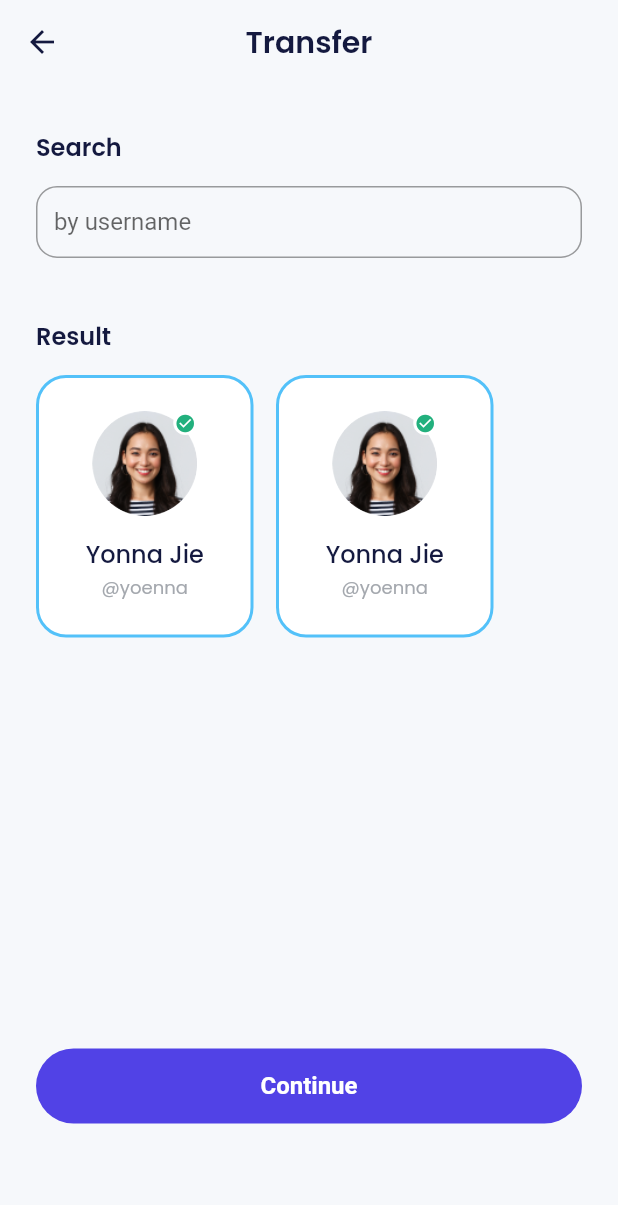
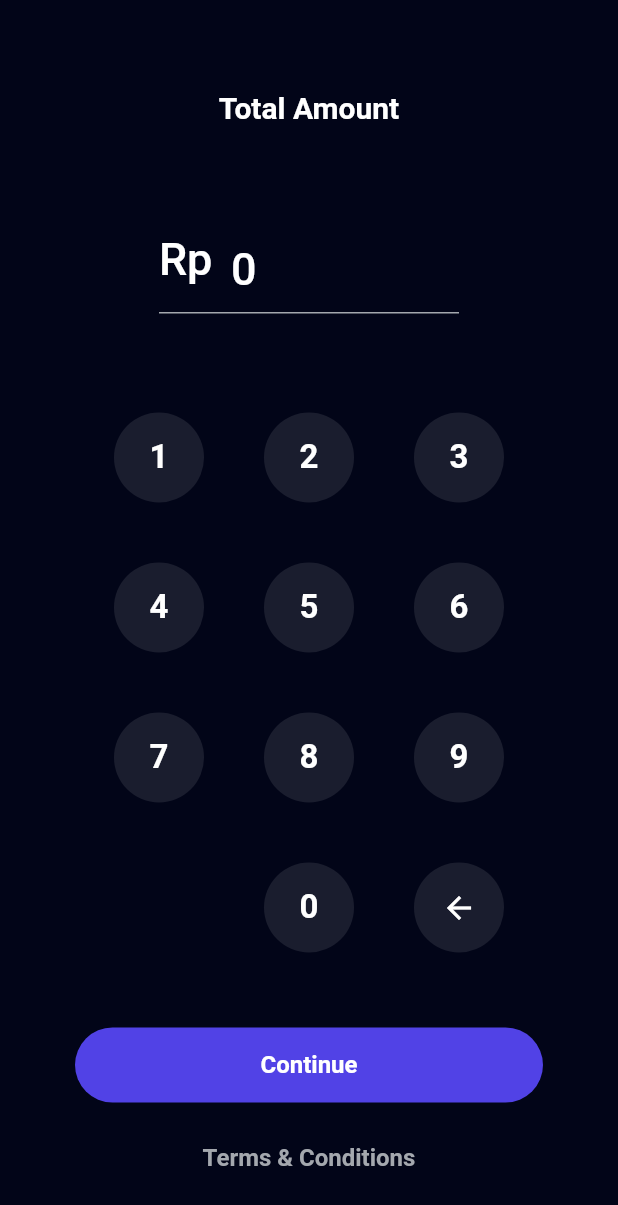
Before and after one commit to rizalfadiaalfikri/bank-sha, a Flutter app: the TransferPage screen opened by its route, after a tap on "Continue", on a phone screen of 412 x 824 dp. Shown: the top 1205 px of the screen. Run offline on Flutter 3.47's test engine with Material 2 defaults, Android fonts, the phone set to English and light mode, and no system bars; our stand-ins replace carousel_slider, google_fonts.

```diff
--- a/lib/main.dart
+++ b/lib/main.dart
@@ -15,7 +15,9 @@ import 'package:bank_sha/ui/pages/splash_page.dart';
 import 'package:bank_sha/ui/pages/topup_amount_page.dart';
 import 'package:bank_sha/ui/pages/topup_page.dart';
 import 'package:bank_sha/ui/pages/topup_success.dart';
+import 'package:bank_sha/ui/pages/transfer_amount_page.dart';
 import 'package:bank_sha/ui/pages/transfer_page.dart';
+import 'package:bank_sha/ui/pages/transfer_success.dart';
 import 'package:flutter/material.dart';
 
 void main(List<String> args) {
@@ -60,6 +62,8 @@ class MyApp extends StatelessWidget {
         '/topup-amount': (context) => TopUpAmountPage(),
         '/topup-success': (context) => TopUpSuccessPage(),
         '/transfer': (context) => TransferPage(),
+        '/transfer-amount': (context) => TransferAmountPage(),
+        '/transfer-success': (context) => TransferSuccessPage(),
       },
     );
   }
--- /dev/null
+++ b/lib/ui/pages/transfer_amount_page.dart
@@ -0,0 +1,268 @@
+import 'package:bank_sha/shared/theme.dart';
+import 'package:bank_sha/ui/widgets/buttons.dart';
+import 'package:flutter/material.dart';
+import 'package:intl/intl.dart';
+import 'package:url_launcher/url_launcher.dart';
+
+class TransferAmountPage extends StatefulWidget {
+  @override
+  State<TransferAmountPage> createState() => _TransferAmountPage();
+}
+
+class _TransferAmountPage extends State<TransferAmountPage> {
+  final TextEditingController amountController =
+      TextEditingController(text: '0');
+
+  @override
+  void initState() {
+    super.initState();
+    amountController.addListener(() {
+      final text =
+          amountController.text.replaceAll('.', ''); // Hapus tanda titik
+
+      try {
+        final parsedValue = int.parse(text);
+        amountController.value = amountController.value.copyWith(
+          text:
+              NumberFormat.currency(locale: 'id', decimalDigits: 0, symbol: '')
+                  .format(parsedValue),
+        );
+      } catch (e) {
+        print('Error parsing integer: $e');
+        // Tangani kesalahan, misalnya, berikan nilai default atau tampilkan pesan kesalahan
+      }
+    });
+  }
+
+  addAmount(String number) {
+    if (amountController.text == '0') {
+      amountController.text = '';
+    }
+    setState(() {
+      amountController.text = amountController.text + number;
+    });
+  }
+
+  deleteAmount() {
+    if (amountController.text.isNotEmpty) {
+      setState(() {
+        amountController.text = amountController.text
+            .substring(0, amountController.text.length - 1);
+        if (amountController.text == '') {
+          amountController.text = '0';
+        }
+      });
+    }
+  }
+
+  @override
+  Widget build(BuildContext context) {
+    return Scaffold(
+      backgroundColor: darkBackgroundColor,
+      body: ListView(
+        padding: const EdgeInsets.symmetric(
+          horizontal: 50,
+        ),
+        children: [
+          Column(
+            children: [
+              const SizedBox(
+                height: 60,
+              ),
+              Center(
+                child: Text(
+                  'Total Amount',
+                  style: TextStyle(
+                    color: Colors.white,
+                    fontSize: 20,
+                    fontWeight: semiBold,
+                  ),
+                ),
+              ),
+              const SizedBox(
+                height: 67,
+              ),
+              Align(
+                child: SizedBox(
+                  width: 200,
+                  child: TextFormField(
+                    enabled: false,
+                    controller: amountController,
+                    cursorColor: greyColor,
+                    style: TextStyle(
+                      fontSize: 30,
+                      fontWeight: medium,
+                      color: Colors.white,
+                    ),
+                    decoration: InputDecoration(
+                      prefixIcon: Text(
+                        'Rp',
+                        style: TextStyle(
+                          color: Colors.white,
+                          fontSize: 30,
+                          fontWeight: medium,
+                        ),
+                      ),
+                      disabledBorder: UnderlineInputBorder(
+                        borderSide: BorderSide(
+                          color: greyColor,
+                        ),
+                      ),
+                      focusedBorder: UnderlineInputBorder(
+                        borderSide: BorderSide(
+                          color: greyColor,
+                        ),
+                      ),
+                    ),
+                  ),
+                ),
+              ),
+              const SizedBox(
+                height: 66,
+              ),
+              Wrap(
+                spacing: 40,
+                runSpacing: 40,
+                children: [
+                  CustomInputButton(
+                    title: '1',
+                    onTap: () {
+                      addAmount('1');
+                    },
+                  ),
+                  CustomInputButton(
+                    title: '2',
+                    onTap: () {
+                      addAmount('2');
+                    },
+                  ),
+                  CustomInputButton(
+                    title: '3',
+                    onTap: () {
+                      addAmount('3');
+                    },
+                  ),
+                  CustomInputButton(
+                    title: '4',
+                    onTap: () {
+                      addAmount('4');
+                    },
+                  ),
+                  CustomInputButton(
+                    title: '5',
+                    onTap: () {
+                      addAmount('5');
+                    },
+                  ),
+                  CustomInputButton(
+                    title: '6',
+                    onTap: () {
+                      addAmount('6');
+                    },
+                  ),
+                  CustomInputButton(
+                    title: '7',
+                    onTap: () {
+                      addAmount('7');
+                    },
+                  ),
+                  CustomInputButton(
+                    title: '8',
+                    onTap: () {
+                      addAmount('8');
+                    },
+                  ),
+                  CustomInputButton(
+                    title: '9',
+                    onTap: () {
+                      addAmount('9');
+                    },
+                  ),
+                  const SizedBox(
+                    width: 60,
+                    height: 60,
+                  ),
+                  CustomInputButton(
+                    title: '0',
+                    onTap: () {
+                      addAmount('0');
+                    },
+                  ),
+                  GestureDetector(
+                    onTap: () {
+                      deleteAmount();
+                    },
+                    child: Container(
+                      width: 60,
+                      height: 60,
+                      decoration: BoxDecoration(
+                        shape: BoxShape.circle,
+                        color: numberBackgroundColor,
+                      ),
+                      child: Center(
+                          child: Icon(
+                        Icons.arrow_back,
+                        color: Colors.white,
+                      )),
+                    ),
+                  ),
+                ],
+              ),
+              const SizedBox(
+                height: 50,
+              ),
+              CustomFilledButton(
+                title: 'Continue',
+                onPressed: () async {
+                  if (await Navigator.pushNamed(context, '/pin') == true) {
+                    Navigator.pushNamedAndRemoveUntil(
+                        context, '/transfer-success', (route) => false);
+                  }
+                },
+              ),
+              const SizedBox(
+                height: 25,
+              ),
+              CustomTextButton(title: 'Terms & Conditions'),
+              const SizedBox(
+                height: 40,
+              )
+            ],
+          ),
+        ],
+      ),
+    );
+  }
+}
+
+class CustomInputButton extends StatelessWidget {
+  final String title;
+  final VoidCallback? onTap;
+  const CustomInputButton(
+      {super.key, required this.title, required this.onTap});
+
+  @override
+  Widget build(BuildContext context) {
+    return GestureDetector(
+      onTap: onTap,
+      child: Container(
+        width: 60,
+        height: 60,
+        decoration: BoxDecoration(
+          shape: BoxShape.circle,
+          color: numberBackgroundColor,
+        ),
+        child: Center(
+          child: Text(
+            title,
+            style: TextStyle(
+              fontSize: 22,
+              fontWeight: semiBold,
+              color: Colors.white,
+            ),
+          ),
+        ),
+      ),
+    );
+  }
+}
--- a/lib/ui/pages/transfer_page.dart
+++ b/lib/ui/pages/transfer_page.dart
@@ -41,7 +41,9 @@ class TransferPage extends StatelessWidget {
           ),
           CustomFilledButton(
             title: 'Continue',
-            onPressed: () {},
+            onPressed: () {
+              Navigator.pushNamed(context, '/transfer-amount');
+            },
           ),
           const SizedBox(
             height: 20,
```
Also changed, not shown: lib/ui/pages/transfer_success.dart (added, +47 -0 lines).
